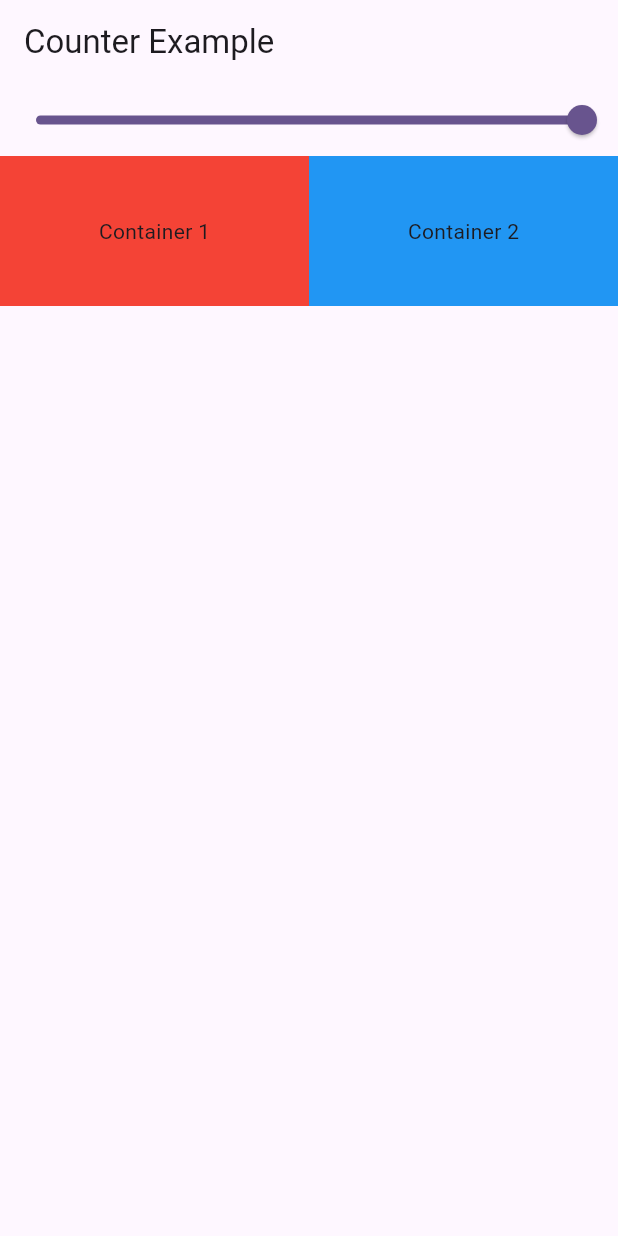
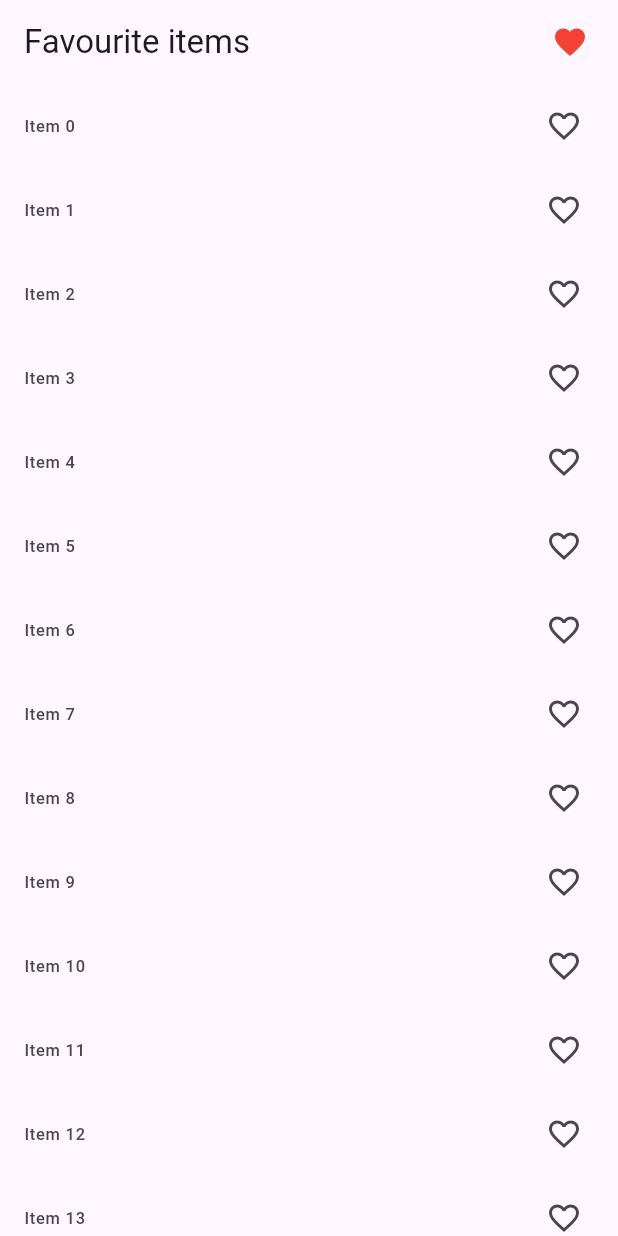
Before and after one commit to thenumanahmed/flutter_provider_practice, a Flutter app: the screen it shows after launch, on a phone screen of 412 x 824 dp. Run offline on Flutter 3.47's test engine with Material 2 defaults, Android fonts, the phone set to English and light mode, and no system bars.

Commit message:
fvourite items app working

```diff
--- a/lib/Provider/count_provider.dart
+++ /dev/null
@@ -1,11 +0,0 @@
-import 'package:flutter/material.dart';
-
-class CountProvider with ChangeNotifier {
-  int _count = 0;
-  int get count => _count;
-
-  void incrementCount() {
-    _count++;
-    notifyListeners();
-  }
-}
--- a/lib/Provider/sliderProvider.dart
+++ /dev/null
@@ -1,11 +0,0 @@
-import 'package:flutter/material.dart';
-
-class SliderExampleProvider with ChangeNotifier {
-  double _value = 1.0;
-  double get value => _value;
-
-  void updateValue(double val) {
-    _value = val;
-    notifyListeners();
-  }
-}
--- a/lib/main.dart
+++ b/lib/main.dart
@@ -1,9 +1,7 @@
 import 'package:flutter/material.dart';
 import 'package:provider/provider.dart';
-import 'package:provider_practice/screens/slider_example.dart';
-
-import 'Provider/count_provider.dart';
-import 'provider/sliderProvider.dart';
+import 'package:provider_practice/provider/favourite_items_provider.dart';
+import 'package:provider_practice/screens/favourite_items_screen.dart';
 
 void main() {
   runApp(const MyApp());
@@ -18,17 +16,17 @@ class MyApp extends StatelessWidget {
     return MultiProvider(
         //now it has the global context
         providers: [
-          ChangeNotifierProvider(create: (_) => SliderExampleProvider()),
-          ChangeNotifierProvider(create: (_) => CountProvider())
+          ChangeNotifierProvider(create: (_) => FavouriteItemsProvider())
         ],
         // create: (_) => CountProvider(),
         child: MaterialApp(
+          debugShowCheckedModeBanner: false,
           title: 'Flutter Demo',
           theme: ThemeData(
             colorScheme: ColorScheme.fromSeed(seedColor: Colors.deepPurple),
             useMaterial3: true,
           ),
-          home: const SliderExample(),
+          home: const FavouriteItemsScreen(),
         ));
   }
 }
--- /dev/null
+++ b/lib/provider/favourite_items_provider.dart
@@ -0,0 +1,19 @@
+import 'package:flutter/material.dart';
+
+class FavouriteItemsProvider with ChangeNotifier {
+  List<int> _selecteditems = [];
+  List<int> get selecteditems => _selecteditems;
+
+
+  void addItem(int val) {
+    _selecteditems.add(val);
+    notifyListeners();
+  }
+
+
+
+  void removeItem(int val) {
+    _selecteditems.remove(val);
+    notifyListeners();
+  }
+}
--- /dev/null
+++ b/lib/screens/favourite_items_screen.dart
@@ -0,0 +1,64 @@
+import 'package:flutter/material.dart';
+import 'package:provider/provider.dart';
+import 'package:provider_practice/provider/favourite_items_provider.dart';
+import 'package:provider_practice/screens/my_fav_items_screen.dart';
+
+class FavouriteItemsScreen extends StatefulWidget {
+  const FavouriteItemsScreen({super.key});
+
+  @override
+  State<FavouriteItemsScreen> createState() => _FavouriteItemsScreenState();
+}
+
+class _FavouriteItemsScreenState extends State<FavouriteItemsScreen> {
+  @override
+  Widget build(BuildContext context) {
+    print('build');
+
+    return Scaffold(
+      appBar: AppBar(
+        title: const Text('Favourite items'),
+        actions: [
+          InkWell(
+            onTap: () {
+              Navigator.push(context,
+                  MaterialPageRoute(builder: (_) => const MyFavItemsScreen()));
+            },
+            child: const Icon(
+              Icons.favorite,
+              color: Colors.red,
+            ),
+          ),
+          const SizedBox(
+            width: 20,
+          )
+        ],
+      ),
+      body: Column(
+        children: [
+          Expanded(
+              child: ListView.builder(
+                  itemCount: 100,
+                  itemBuilder: (context, index) {
+                    return Consumer<FavouriteItemsProvider>(
+                        builder: ((context, value, child) {
+                      return ListTile(
+                        onTap: () {
+                          if (value.selecteditems.contains(index)) {
+                            value.removeItem(index);
+                          } else {
+                            value.addItem(index);
+                          }
+                        },
+                        leading: Text('Item $index'),
+                        trailing: Icon(value.selecteditems.contains(index)
+                            ? Icons.favorite
+                            : Icons.favorite_outline_outlined),
+                      );
+                    }));
+                  }))
+        ],
+      ),
+    );
+  }
+}
--- a/lib/screens/slider_example.dart
+++ /dev/null
@@ -1,61 +0,0 @@
-import 'package:flutter/material.dart';
-import 'package:provider/provider.dart';
-
-import '../provider/sliderProvider.dart';
-
-class SliderExample extends StatefulWidget {
-  const SliderExample({super.key});
-
-  @override
-  State<SliderExample> createState() => _SliderExampleState();
-}
-
-class _SliderExampleState extends State<SliderExample> {
-  @override
-  Widget build(BuildContext context) {
-    print('rebuild');
-
-    // to access the provider
-    // listen: true => rebuild whole widget on change
-    final provider = Provider.of<SliderExampleProvider>(context, listen: false);
-    return Scaffold(
-      appBar: AppBar(
-        title: const Text("Counter Example"),
-      ),
-      body: Column(
-        children: [
-          Consumer<SliderExampleProvider>(builder: (context, value, child) {
-            return Slider(
-              min: 0,
-              max: 1,
-              value: provider.value,
-              onChanged: (val) {
-                provider.updateValue(val);
-              },
-            );
-          }),
-          Consumer<SliderExampleProvider>(builder: (context, value, child) {
-            return Row(
-              children: [
-                Expanded(
-                    child: Container(
-                  height: 100,
-                  decoration: BoxDecoration(
-                      color: Colors.red.withOpacity(provider.value)),
-                  child: const Center(child: Text("Container 1")),
-                )),
-                Expanded(
-                    child: Container(
-                  height: 100,
-                  decoration: BoxDecoration(
-                      color: Colors.blue.withOpacity(provider.value)),
-                  child: const Center(child: Text("Container 2")),
-                )),
-              ],
-            );
-          }),
-        ],
-      ),
-    );
-  }
-}
```
Also changed, not shown: lib/screens/counter_example.dart (deleted, +0 -42 lines), lib/screens/my_fav_items_screen.dart (added, +65 -0 lines).
